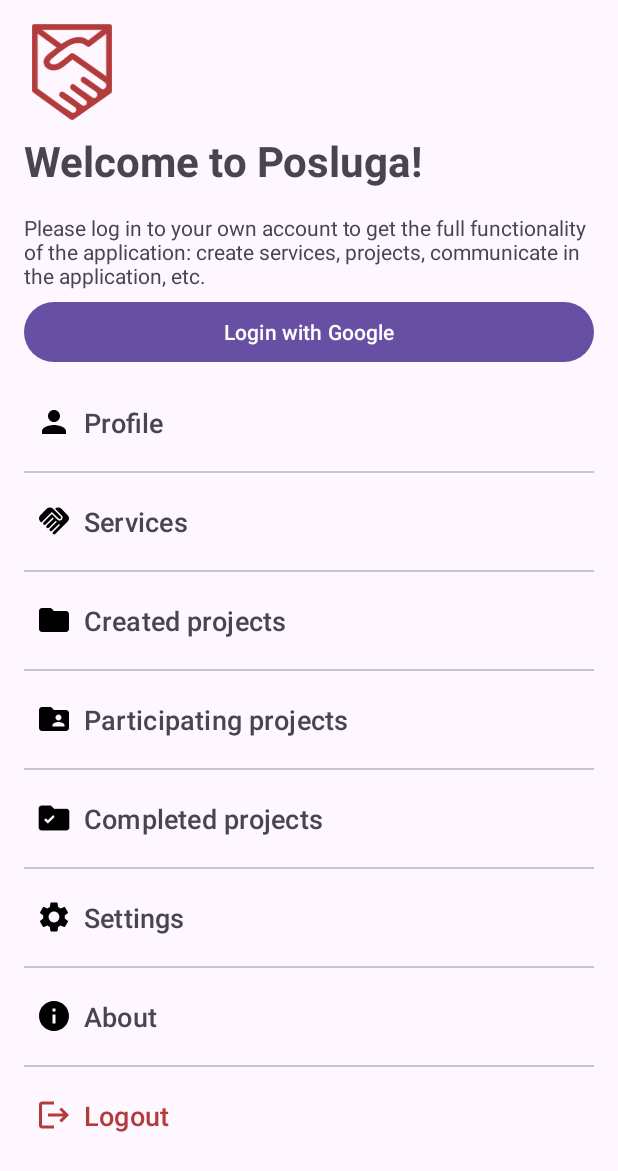
After one commit to ykzZa/Posluga, an Android app: the fragment MenuFragment shown on its own in the app's theme, on a phone screen of 412 x 824 dp. The commit adds this screen. Shown: the top 1171 px of the screen. Run offline under Robolectric (Android 15) with nearby library versions, the phone set to English and light mode, and no system bars.

Commit message:
Fragments and navigation

```diff
--- /dev/null
+++ b/app/src/main/java/dev/ykzza/posluga/MenuFragment.kt
@@ -0,0 +1,18 @@
+package dev.ykzza.posluga
+
+import android.os.Bundle
+import androidx.fragment.app.Fragment
+import android.view.LayoutInflater
+import android.view.View
+import android.view.ViewGroup
+
+class MenuFragment : Fragment() {
+
+    override fun onCreateView(
+        inflater: LayoutInflater, container: ViewGroup?,
+        savedInstanceState: Bundle?
+    ): View? {
+        // Inflate the layout for this fragment
+        return inflater.inflate(R.layout.fragment_menu, container, false)
+    }
+}
--- /dev/null
+++ b/app/src/main/res/layout/fragment_menu.xml
@@ -0,0 +1,205 @@
+<?xml version="1.0" encoding="utf-8"?>
+<androidx.constraintlayout.widget.ConstraintLayout xmlns:android="http://schemas.android.com/apk/res/android"
+    xmlns:app="http://schemas.android.com/apk/res-auto"
+    xmlns:tools="http://schemas.android.com/tools"
+    android:layout_width="match_parent"
+    android:layout_height="match_parent"
+    tools:context=".MenuFragment">
+
+    <ImageView
+        android:id="@+id/image_view_logo"
+        android:layout_width="64dp"
+        android:layout_height="64dp"
+        android:layout_marginStart="16dp"
+        android:layout_marginTop="16dp"
+        android:src="@drawable/ic_logo"
+        app:layout_constraintStart_toStartOf="parent"
+        app:layout_constraintTop_toTopOf="parent"
+        app:tint="@color/red" />
+
+    <TextView
+        android:id="@+id/text_view_welcome"
+        android:layout_width="0dp"
+        android:layout_height="wrap_content"
+        android:layout_marginTop="8dp"
+        android:text="Welcome to Posluga!"
+        android:textColor="@color/dark_grey"
+        android:textSize="28sp"
+        android:textStyle="bold"
+        app:layout_constraintStart_toStartOf="@id/image_view_logo"
+        app:layout_constraintTop_toBottomOf="@id/image_view_logo" />
+
+
+    <TextView
+        android:id="@+id/text_view_advice"
+        android:layout_width="0dp"
+        android:layout_height="wrap_content"
+        android:layout_marginTop="16dp"
+        android:text="@string/advice"
+        app:layout_constraintBottom_toTopOf="@id/google_sign_in_button"
+        app:layout_constraintEnd_toEndOf="@id/google_sign_in_button"
+        app:layout_constraintStart_toStartOf="@id/google_sign_in_button"
+        app:layout_constraintTop_toBottomOf="@id/text_view_welcome" />
+
+    <Button
+        android:id="@+id/google_sign_in_button"
+        android:layout_width="match_parent"
+        android:layout_height="wrap_content"
+        android:layout_marginHorizontal="16dp"
+        android:layout_marginVertical="4dp"
+        android:elevation="4dp"
+        android:text="@string/login_with_google"
+        app:layout_constraintBottom_toTopOf="@id/scroll_view_options"
+        app:layout_constraintTop_toBottomOf="@id/text_view_advice" />
+
+    <ScrollView
+        android:id="@+id/scroll_view_options"
+        android:layout_width="match_parent"
+        android:layout_height="0dp"
+        app:layout_constraintBottom_toBottomOf="parent"
+        app:layout_constraintEnd_toEndOf="parent"
+        app:layout_constraintStart_toStartOf="parent"
+        app:layout_constraintTop_toBottomOf="@id/google_sign_in_button">
+
+        <LinearLayout
+            android:layout_width="match_parent"
+            android:layout_height="wrap_content"
+            android:orientation="vertical">
+
+            <Button
+                android:id="@+id/button_profile"
+                android:layout_width="match_parent"
+                android:layout_height="wrap_content"
+                android:background="@android:color/transparent"
+                android:drawableLeft="@drawable/ic_profile"
+                android:gravity="start|center"
+                android:paddingVertical="16dp"
+                android:text="@string/my_profile"
+                android:textColor="@color/dark_grey"
+                android:textSize="18sp" />
+
+            <com.google.android.material.divider.MaterialDivider
+                android:layout_width="match_parent"
+                android:layout_height="wrap_content"
+                android:layout_marginHorizontal="16dp" />
+
+            <Button
+                android:id="@+id/button_services"
+                android:layout_width="match_parent"
+                android:layout_height="wrap_content"
+                android:background="@android:color/transparent"
+                android:drawableLeft="@drawable/ic_service"
+                android:gravity="start|center"
+                android:paddingVertical="16dp"
+                android:text="@string/my_services"
+                android:textColor="@color/dark_grey"
+                android:textSize="18sp" />
+
+            <com.google.android.material.divider.MaterialDivider
+                android:layout_width="match_parent"
+                android:layout_height="wrap_content"
+                android:layout_marginHorizontal="16dp"
+                android:textSize="18sp" />
+
+            <Button
+                android:id="@+id/button_created_projects"
+                android:layout_width="match_parent"
+                android:layout_height="wrap_content"
+                android:background="@android:color/transparent"
+                android:drawableLeft="@drawable/ic_projects"
+                android:gravity="start|center"
+                android:paddingVertical="16dp"
+                android:text="@string/my_projects"
+                android:textColor="@color/dark_grey"
+                android:textSize="18sp" />
+
+            <com.google.android.material.divider.MaterialDivider
+                android:layout_width="match_parent"
+                android:layout_height="wrap_content"
+                android:layout_marginHorizontal="16dp" />
+
+            <Button
+                android:id="@+id/button_participating_projects"
+                android:layout_width="match_parent"
+                android:layout_height="wrap_content"
+                android:background="@android:color/transparent"
+                android:drawableLeft="@drawable/ic_participating_projects"
+                android:gravity="start|center"
+                android:paddingVertical="16dp"
+                android:text="@string/participating_projects"
+                android:textColor="@color/dark_grey"
+                android:textSize="18sp" />
+
+            <com.google.android.material.divider.MaterialDivider
+                android:layout_width="match_parent"
+                android:layout_height="wrap_content"
+                android:layout_marginHorizontal="16dp" />
+
+            <Button
+                android:id="@+id/button_completed_projects"
+                android:layout_width="match_parent"
+                android:layout_height="wrap_content"
+                android:background="@android:color/transparent"
+                android:drawableLeft="@drawable/ic_completed_projects"
+                android:gravity="start|center"
+                android:paddingVertical="16dp"
+                android:text="Completed projects"
+                android:textColor="@color/dark_grey"
+                android:textSize="18sp" />
+
+            <com.google.android.material.divider.MaterialDivider
+                android:layout_width="match_parent"
+                android:layout_height="wrap_content"
+                android:layout_marginHorizontal="16dp" />
+
+            <Button
+                android:id="@+id/button_settings"
+                android:layout_width="match_parent"
+                android:layout_height="wrap_content"
+                android:background="@android:color/transparent"
+                android:drawableLeft="@drawable/ic_settings"
+                android:gravity="start|center"
+                android:paddingVertical="16dp"
+                android:text="@string/settings"
+                android:textColor="@color/dark_grey"
+                android:textSize="18sp" />
+
+            <com.google.android.material.divider.MaterialDivider
+                android:layout_width="match_parent"
+                android:layout_height="wrap_content"
+                android:layout_marginHorizontal="16dp" />
+
+            <Button
+                android:id="@+id/button_about"
+                android:layout_width="match_parent"
+                android:layout_height="wrap_content"
+                android:background="@android:color/transparent"
+                android:drawableLeft="@drawable/ic_about"
+                android:gravity="start|center"
+                android:paddingVertical="16dp"
+                android:text="@string/about"
+                android:textColor="@color/dark_grey"
+                android:textSize="18sp" />
+
+            <com.google.android.material.divider.MaterialDivider
+                android:layout_width="match_parent"
+                android:layout_height="wrap_content"
+                android:layout_marginHorizontal="16dp" />
+
+            <Button
+                android:id="@+id/button_logout"
+                android:layout_width="match_parent"
+                android:layout_height="wrap_content"
+                android:background="@android:color/transparent"
+                android:drawableLeft="@drawable/ic_logout"
+                android:drawableTint="@color/red"
+                android:gravity="start|center"
+                android:paddingVertical="16dp"
+                android:text="@string/logout"
+                android:textColor="@color/red"
+                android:textSize="18sp" />
+
+
+        </LinearLayout>
+    </ScrollView>
+</androidx.constraintlayout.widget.ConstraintLayout>
--- a/app/src/main/res/values/colors.xml
+++ b/app/src/main/res/values/colors.xml
@@ -2,4 +2,6 @@
 <resources>
     <color name="black">#FF000000</color>
     <color name="white">#FFFFFFFF</color>
+    <color name="dark_grey">#49454F</color>
+    <color name="red">#b23b3b</color>
 </resources>
--- a/app/src/main/res/values/strings.xml
+++ b/app/src/main/res/values/strings.xml
@@ -1,3 +1,24 @@
 <resources>
     <string name="app_name">Posluga</string>
+
+    <string name="title_activity_login">LoginActivity</string>
+    <string name="prompt_email">Email</string>
+    <string name="prompt_password">Password</string>
+    <string name="action_sign_in">Sign in or register</string>
+    <string name="action_sign_in_short">Sign in</string>
+    <string name="welcome">"Welcome !"</string>
+    <string name="invalid_username">Not a valid username</string>
+    <string name="invalid_password">Password must be >5 characters</string>
+    <string name="login_failed">"Login failed"</string>
+    <string name="my_profile">Profile</string>
+    <string name="menu">Menu</string>
+    <string name="my_services">Services</string>
+    <string name="my_projects">Created projects</string>
+    <string name="settings">Settings</string>
+    <string name="login">Login</string>
+    <string name="logout">Logout</string>
+    <string name="participating_projects">Participating projects</string>
+    <string name="about">About</string>
+    <string name="advice">Please log in to your own account to get the full functionality of the application: create services, projects, communicate in the application, etc.</string>
+    <string name="login_with_google">Login with Google</string>
 </resources>
--- a/app/src/main/res/values/themes.xml
+++ b/app/src/main/res/values/themes.xml
@@ -1,9 +1,5 @@
 <resources xmlns:tools="http://schemas.android.com/tools">
-    <!-- Base application theme. -->
-    <style name="Base.Theme.Posluga" parent="Theme.Material3.DayNight.NoActionBar">
-        <!-- Customize your light theme here. -->
-        <!-- <item name="colorPrimary">@color/my_light_primary</item> -->
-    </style>
 
+    <style name="Base.Theme.Posluga" parent="Theme.Material3.DayNight.NoActionBar"/>
     <style name="Theme.Posluga" parent="Base.Theme.Posluga" />
 </resources>
```
Also changed, not shown: app/build.gradle.kts (+12 -3 lines), app/src/main/java/dev/ykzza/posluga/ChatsFragment.kt (added, +18 -0 lines), app/src/main/java/dev/ykzza/posluga/CreatePostFragment.kt (added, +17 -0 lines), app/src/main/java/dev/ykzza/posluga/HomeFragment.kt (added, +17 -0 lines), app/src/main/java/dev/ykzza/posluga/MainActivity.kt (+16 -2 lines), app/src/main/java/dev/ykzza/posluga/SavedPostsFragment.kt (added, +18 -0 lines), app/src/main/res/layout/activity_main.xml (+18 -5 lines), app/src/main/res/layout/fragment_chats.xml (added, +14 -0 lines), app/src/main/res/layout/fragment_create_post.xml (added, +14 -0 lines), app/src/main/res/layout/fragment_home.xml (added, +14 -0 lines), app/src/main/res/layout/fragment_saved_posts.xml (added, +14 -0 lines), app/src/main/res/menu/bottom_menu.xml (added, +34 -0 lines), app/src/main/res/navigation/nav_graph.xml (added, +33 -0 lines).
